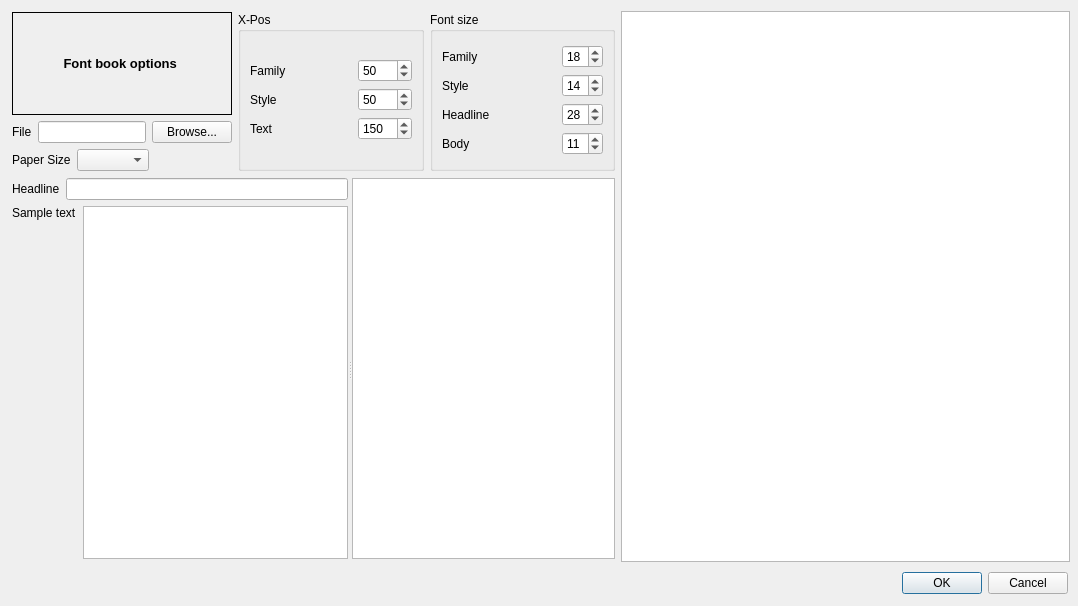
fontmatrix/fontmatrix, file src/bookexport.ui: the form before one commit.
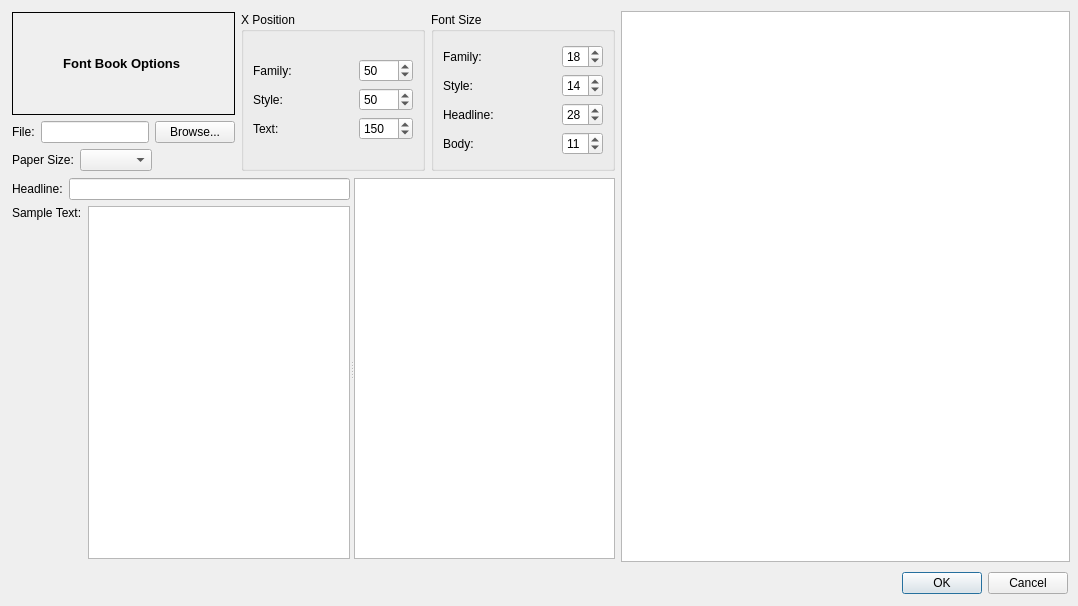
The form after the commit.

What changed in the file:
```diff
--- a/src/bookexport.ui
+++ b/src/bookexport.ui
@@ -35,7 +35,7 @@
     </rect>
    </property>
   </widget>
-  <widget class="QWidget" name="" >
+  <widget class="QWidget" name="layoutWidget" >
    <property name="geometry" >
     <rect>
      <x>12</x>
@@ -63,7 +63,7 @@
          <enum>QFrame::Box</enum>
         </property>
         <property name="text" >
-         <string>Font book options </string>
+         <string>Font Book Options </string>
         </property>
         <property name="alignment" >
          <set>Qt::AlignCenter</set>
@@ -75,7 +75,7 @@
         <item>
          <widget class="QLabel" name="label" >
           <property name="text" >
-           <string>File</string>
+           <string>File:</string>
           </property>
          </widget>
         </item>
@@ -96,7 +96,7 @@
         <item>
          <widget class="QLabel" name="label_2" >
           <property name="text" >
-           <string>Paper Size</string>
+           <string>Paper Size:</string>
           </property>
          </widget>
         </item>
@@ -123,7 +123,7 @@
     <item>
      <widget class="QGroupBox" name="groupBox" >
       <property name="title" >
-       <string>X-Pos</string>
+       <string>X Position</string>
       </property>
       <layout class="QGridLayout" >
        <item row="0" column="0" >
@@ -133,7 +133,7 @@
            <item>
             <widget class="QLabel" name="label_3" >
              <property name="text" >
-              <string>Family </string>
+              <string>Family:</string>
              </property>
             </widget>
            </item>
@@ -167,7 +167,7 @@
            <item>
             <widget class="QLabel" name="label_4" >
              <property name="text" >
-              <string>Style </string>
+              <string>Style:</string>
              </property>
             </widget>
            </item>
@@ -201,7 +201,7 @@
            <item>
             <widget class="QLabel" name="label_5" >
              <property name="text" >
-              <string>Text</string>
+              <string>Text:</string>
              </property>
             </widget>
            </item>
@@ -238,7 +238,7 @@
     <item>
      <widget class="QGroupBox" name="groupBox_2" >
       <property name="title" >
-       <string>Font size</string>
+       <string>Font Size</string>
       </property>
       <layout class="QGridLayout" >
        <item row="0" column="0" >
@@ -248,7 +248,7 @@
            <item>
             <widget class="QLabel" name="label_7" >
              <property name="text" >
-              <string>Family</string>
+              <string>Family:</string>
              </property>
             </widget>
            </item>
@@ -279,7 +279,7 @@
            <item>
             <widget class="QLabel" name="label_8" >
              <property name="text" >
-              <string>Style</string>
+              <string>Style:</string>
              </property>
             </widget>
            </item>
@@ -310,7 +310,7 @@
            <item>
             <widget class="QLabel" name="label_9" >
              <property name="text" >
-              <string>Headline</string>
+              <string>Headline:</string>
              </property>
             </widget>
            </item>
@@ -341,7 +341,7 @@
            <item>
             <widget class="QLabel" name="label_10" >
              <property name="text" >
-              <string>Body</string>
+              <string>Body:</string>
              </property>
             </widget>
            </item>
@@ -393,7 +393,7 @@
        <item>
         <widget class="QLabel" name="label_11" >
          <property name="text" >
-          <string>Headline</string>
+          <string>Headline:</string>
          </property>
         </widget>
        </item>
@@ -409,7 +409,7 @@
          <item>
           <widget class="QLabel" name="label_12" >
            <property name="text" >
-            <string>Sample text</string>
+            <string>Sample Text:</string>
            </property>
           </widget>
          </item>
```
Left out of the diff: 2 changed lines with no effect on the pictures.
